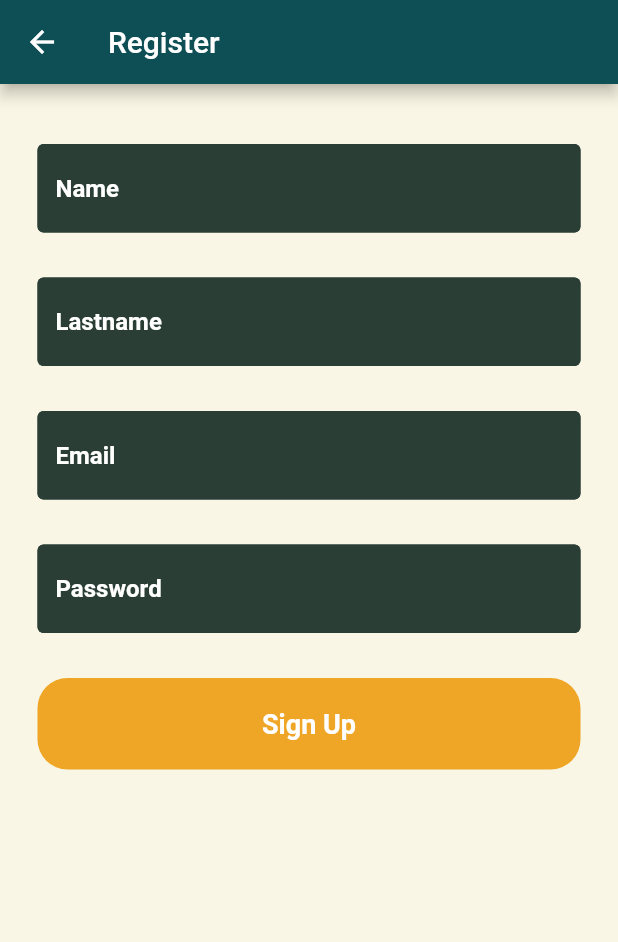
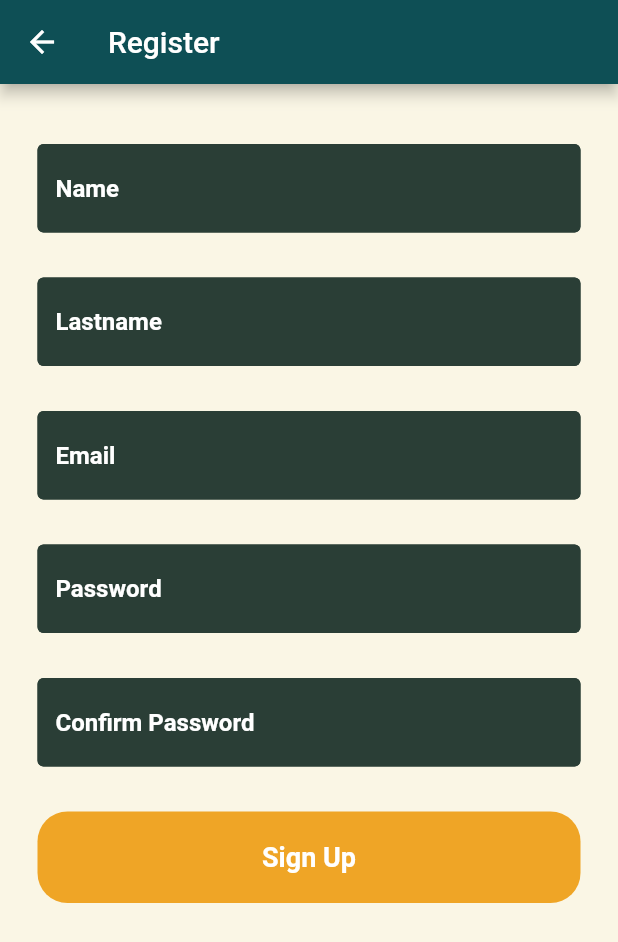
Before and after one commit to mmarchu/Earthworms-SmartFarm, a Flutter app: the RegisterPage screen opened directly, on a phone screen of 412 x 824 dp. Shown: the top 942 px of the screen. Run offline on Flutter 3.47's test engine with Material 2 defaults, Android fonts, the phone set to English and light mode, and no system bars.

Commit message:
UP Login , UI
UP Login
- ดึง email, name, lastname มาแสดงใน drawer, changPass
UI
- เพิ่มช่อง Confirm Password

```diff
--- a/earthworms/lib/MainFunc/homepage.dart
+++ b/earthworms/lib/MainFunc/homepage.dart
@@ -1,18 +1,13 @@
-import 'package:earthworms/Func2/AutoScale.dart';
 import 'package:earthworms/MainFunc/Sensor2Page.dart';
 import 'package:earthworms/Profile/LoginPage.dart';
 import 'package:earthworms/Profile/ChangePassPage.dart';
-import 'package:earthworms/Profile/MyprofilePage.dart';
 import 'package:earthworms/MainFunc/Sensor1Page.dart';
-import 'package:earthworms/Func2/Sensor2PageNO2.dart';
 import 'package:earthworms/MainFunc/statisPage.dart';
 import 'package:earthworms/MainFunc/waterpumpPage.dart';
 //import 'package:earthworms/MainFunc/WebViewPage.dart';
 //import 'package:flutter/cupertino.dart';
 import 'package:flutter/material.dart';
 import 'package:flutter/services.dart';
-//import 'package:url_launcher/url_launcher.dart';
-// import 'package:url_launcher/url_launcher_string.dart';
 
 class homepage extends StatelessWidget {
   final String email;
--- a/earthworms/lib/Profile/RegisterPage.dart
+++ b/earthworms/lib/Profile/RegisterPage.dart
@@ -5,18 +5,22 @@ import 'package:flutter/material.dart';
 import 'package:flutter/services.dart';
 
 // ignore: must_be_immutable
-class RegisterPage  extends StatelessWidget {
-  RegisterPage ({super.key});
+class RegisterPage extends StatefulWidget {
+  @override
+  _RegisterPageState createState() => _RegisterPageState();
+}
 
+class _RegisterPageState extends State<RegisterPage> {
   //text editing controller
   TextEditingController nameController = TextEditingController();
   TextEditingController lastnameController = TextEditingController();
   TextEditingController emailController = TextEditingController();
   TextEditingController passwordController = TextEditingController();
+  TextEditingController ConfirmPassController = TextEditingController();
 
   @override
   Widget build(BuildContext context) {
-    return  AnnotatedRegion<SystemUiOverlayStyle>(
+    return AnnotatedRegion<SystemUiOverlayStyle>(
         value: SystemUiOverlayStyle.light,
         child: Scaffold(
             appBar: AppBar(
@@ -37,19 +41,18 @@ class RegisterPage  extends StatelessWidget {
                       controller: nameController,
                       obscureText: false,
                       style: TextStyle(
-                fontWeight: FontWeight.bold,
-                color: Colors.white
-              ),
+                          fontWeight: FontWeight.bold, color: Colors.white),
                       decoration: const InputDecoration(
                         enabledBorder: OutlineInputBorder(
-                    borderSide: BorderSide(color: Color.fromRGBO(42, 62, 54, 1))),
+                            borderSide: BorderSide(
+                                color: Color.fromRGBO(42, 62, 54, 1))),
                         focusedBorder: OutlineInputBorder(
                             borderSide: BorderSide(color: Colors.white)),
                         fillColor: Color.fromRGBO(42, 62, 54, 1),
                         filled: true,
                         hintText: "Name",
-                hintStyle:
-                    TextStyle(fontWeight: FontWeight.bold, color: Colors.white),
+                        hintStyle: TextStyle(
+                            fontWeight: FontWeight.bold, color: Colors.white),
                       ),
                     ),
                   ),
@@ -62,19 +65,18 @@ class RegisterPage  extends StatelessWidget {
                       controller: lastnameController,
                       obscureText: false,
                       style: TextStyle(
-                fontWeight: FontWeight.bold,
-                color: Colors.white
-              ),
+                          fontWeight: FontWeight.bold, color: Colors.white),
                       decoration: const InputDecoration(
                         enabledBorder: OutlineInputBorder(
-                    borderSide: BorderSide(color: Color.fromRGBO(42, 62, 54, 1))),
+                            borderSide: BorderSide(
+                                color: Color.fromRGBO(42, 62, 54, 1))),
                         focusedBorder: OutlineInputBorder(
                             borderSide: BorderSide(color: Colors.white)),
                         fillColor: Color.fromRGBO(42, 62, 54, 1),
                         filled: true,
                         hintText: "Lastname",
-                hintStyle:
-                    TextStyle(fontWeight: FontWeight.bold, color: Colors.white),
+                        hintStyle: TextStyle(
+                            fontWeight: FontWeight.bold, color: Colors.white),
                       ),
                     ),
                   ),
@@ -87,19 +89,18 @@ class RegisterPage  extends StatelessWidget {
                       controller: emailController,
                       obscureText: false,
                       style: TextStyle(
-                fontWeight: FontWeight.bold,
-                color: Colors.white
-              ),
+                          fontWeight: FontWeight.bold, color: Colors.white),
                       decoration: const InputDecoration(
                         enabledBorder: OutlineInputBorder(
-                    borderSide: BorderSide(color: Color.fromRGBO(42, 62, 54, 1))),
+                            borderSide: BorderSide(
+                                color: Color.fromRGBO(42, 62, 54, 1))),
                         focusedBorder: OutlineInputBorder(
                             borderSide: BorderSide(color: Colors.white)),
                         fillColor: Color.fromRGBO(42, 62, 54, 1),
                         filled: true,
                         hintText: "Email",
-                hintStyle:
-                    TextStyle(fontWeight: FontWeight.bold, color: Colors.white),
+                        hintStyle: TextStyle(
+                            fontWeight: FontWeight.bold, color: Colors.white),
                       ),
                     ),
                   ),
@@ -112,19 +113,42 @@ class RegisterPage  extends StatelessWidget {
                       controller: passwordController,
                       obscureText: true,
                       style: TextStyle(
-                fontWeight: FontWeight.bold,
-                color: Colors.white
-              ),
+                          fontWeight: FontWeight.bold, color: Colors.white),
                       decoration: const InputDecoration(
                         enabledBorder: OutlineInputBorder(
-                    borderSide: BorderSide(color: Color.fromRGBO(42, 62, 54, 1))),
+                            borderSide: BorderSide(
+                                color: Color.fromRGBO(42, 62, 54, 1))),
                         focusedBorder: OutlineInputBorder(
                             borderSide: BorderSide(color: Colors.white)),
                         fillColor: Color.fromRGBO(42, 62, 54, 1),
                         filled: true,
                         hintText: "Password",
-                hintStyle:
-                    TextStyle(fontWeight: FontWeight.bold, color: Colors.white),
+                        hintStyle: TextStyle(
+                            fontWeight: FontWeight.bold, color: Colors.white),
+                      ),
+                    ),
+                  ),
+                  const SizedBox(height: 30),
+
+                  // Confirm Password
+                  Padding(
+                    padding: const EdgeInsets.symmetric(horizontal: 25),
+                    child: TextFormField(
+                      controller: ConfirmPassController,
+                      obscureText: true,
+                      style: TextStyle(
+                          fontWeight: FontWeight.bold, color: Colors.white),
+                      decoration: const InputDecoration(
+                        enabledBorder: OutlineInputBorder(
+                            borderSide: BorderSide(
+                                color: Color.fromRGBO(42, 62, 54, 1))),
+                        focusedBorder: OutlineInputBorder(
+                            borderSide: BorderSide(color: Colors.white)),
+                        fillColor: Color.fromRGBO(42, 62, 54, 1),
+                        filled: true,
+                        hintText: "Confirm Password",
+                        hintStyle: TextStyle(
+                            fontWeight: FontWeight.bold, color: Colors.white),
                       ),
                     ),
                   ),
@@ -134,7 +158,8 @@ class RegisterPage  extends StatelessWidget {
                   InkWell(
                     onTap: () {
                       print(passwordController.text);
-              var snackBar = SnackBar(content: Text(passwordController.text));
+                      var snackBar =
+                          SnackBar(content: Text(passwordController.text));
                       ScaffoldMessenger.of(context).showSnackBar(snackBar);
                       //register();
                     },
--- a/earthworms/lib/main.dart
+++ b/earthworms/lib/main.dart
@@ -1,4 +1,3 @@
-import 'package:earthworms/Func2/Sensor2Responsive.dart';
 import 'package:earthworms/Profile/LoginPage.dart';
 // import 'package:earthworms/FirstP/RegisterPage.dart';
 // import 'package:earthworms/MainFunc/ChangePassPage.dart';
```
Also changed, not shown: earthworms/lib/Profile/LoginPage.dart (+8 -10 lines). Lines whose indentation alone changed are shown as unchanged.
